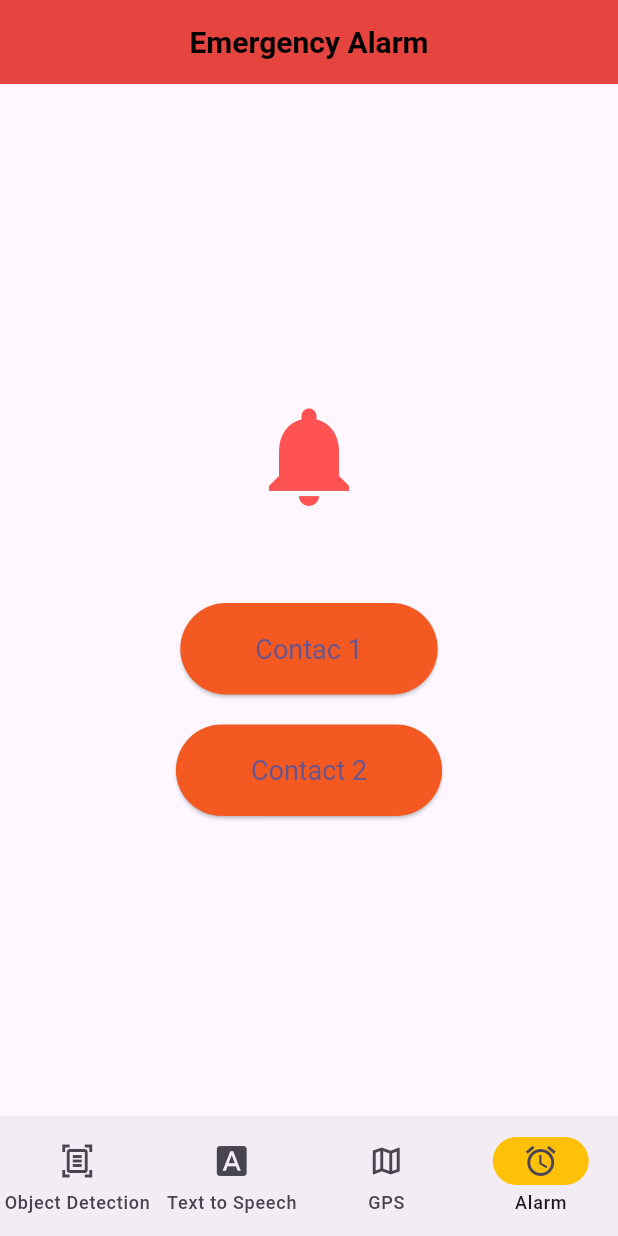
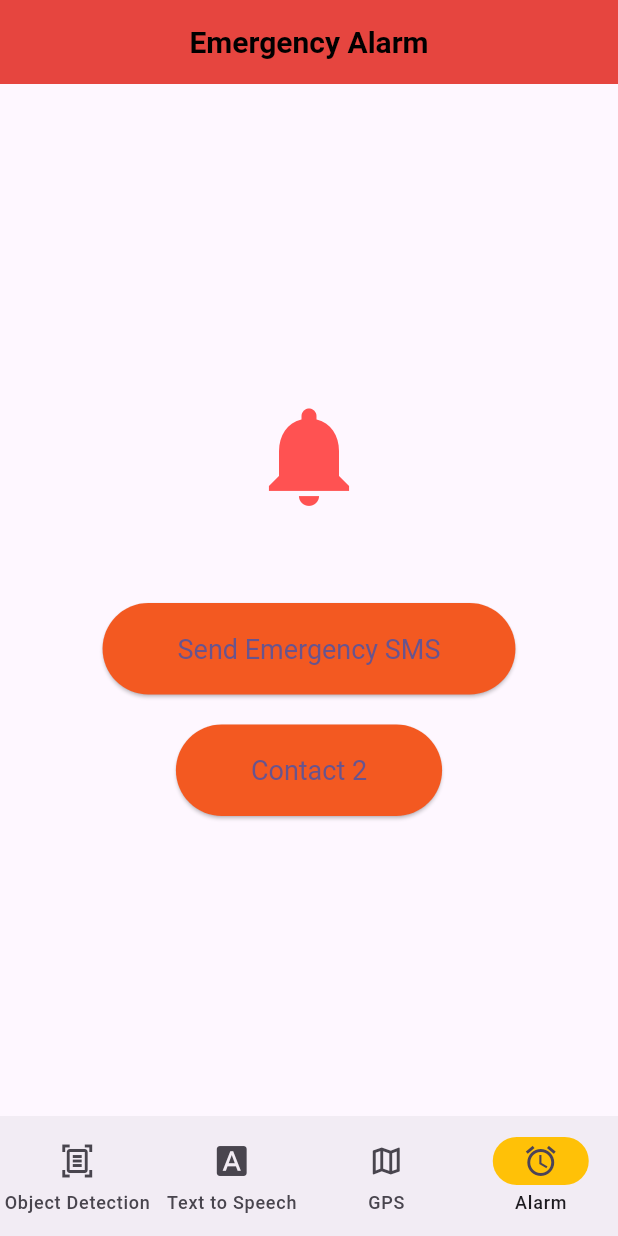
Before and after one commit to KateMHagen/vision_assist, a Flutter app: the screen it shows after launch, item 4 of the bottom bar chosen, after a tap on the "notifications" icon, on a phone screen of 412 x 824 dp. Run offline on Flutter 3.47's test engine with Material 3 defaults, Android fonts, the phone set to English and light mode, and no system bars; our stand-ins replace audioplayers, image_picker; missing offline and left inert: google_mlkit_text_recognition, twilio_flutter.

Commit message:
Twilio api and alarm integrated

```diff
--- a/lib/pages/alarm_page.dart
+++ b/lib/pages/alarm_page.dart
@@ -1,7 +1,51 @@
 import 'package:flutter/material.dart';
+import 'package:twilio_flutter/twilio_flutter.dart';
+import 'package:audioplayers/audioplayers.dart';
 
-class AlarmPage extends StatelessWidget {
-  const AlarmPage({super.key});
+class AlarmPage extends StatefulWidget {
+  @override
+  _AlarmPageState createState() => _AlarmPageState();
+}
+
+class _AlarmPageState extends State<AlarmPage> {
+  final AudioPlayer _audioPlayer = AudioPlayer();
+  late TwilioFlutter twilioFlutter;
+
+  @override
+  void initState() {
+    super.initState();
+    twilioFlutter = TwilioFlutter(
+      accountSid: "AC397b738351cba5f0e115062cbd70160d",
+      authToken: "bc245cde2e9e4aea14c3042df89906ca",
+      twilioNumber: "+18556081521", // Ensure this matches your Twilio account
+    );
+  }
+
+  void sendSms() async {
+    try {
+      await twilioFlutter.sendSMS(
+        toNumber: "+18024889571",
+        messageBody: 'Emergency rescue',
+      );
+      ScaffoldMessenger.of(context).showSnackBar(
+        SnackBar(content: Text('Emergency SMS sent successfully!')),
+      );
+    } catch (error) {
+      ScaffoldMessenger.of(context).showSnackBar(
+        SnackBar(content: Text('Failed to send SMS: $error')),
+      );
+    }
+  }
+
+  void playAlarmSound() async {
+    try {
+      await _audioPlayer.play(AssetSource('alarm.mp3'));
+    } catch (error) {
+      ScaffoldMessenger.of(context).showSnackBar(
+        SnackBar(content: Text('Failed to play alarm sound: $error')),
+      );
+    }
+  }
 
   @override
   Widget build(BuildContext context) {
@@ -19,49 +63,36 @@ class AlarmPage extends StatelessWidget {
         backgroundColor: Colors.red,
         elevation: 5,
       ),
-      body: Center( // Ensures the Column is centered in the parent
+      body: Center(
         child: Column(
-          mainAxisSize: MainAxisSize.min, // Shrinks the column to fit its children
-          mainAxisAlignment: MainAxisAlignment.center, // Centers items along the vertical axis
+          mainAxisSize: MainAxisSize.min,
+          mainAxisAlignment: MainAxisAlignment.center,
           children: [
-            // Bell Icon Button
             IconButton(
-              icon: Icon(Icons.notifications), // Bell notification icon
+              icon: Icon(Icons.notifications),
               iconSize: 80,
               color: Colors.redAccent,
-              onPressed: () {
-                print('Alarm triggered!');
-              },
+              onPressed: playAlarmSound,
             ),
-            SizedBox(height: 50), // Space between bell icon and buttons
-
-            // Emergency Contact Button 1
+            SizedBox(height: 50),
             ElevatedButton(
-              onPressed: () {
-                ScaffoldMessenger.of(context).showSnackBar(
-                  SnackBar(content: Text('Emergency Contact: John Doe')),
-                );
-                print('Contact 1');
-              },
+              onPressed: sendSms,
+              child: Text("Send Emergency SMS"),
               style: ElevatedButton.styleFrom(
-                backgroundColor: const Color.fromARGB(255, 243, 89, 33), // Background color
+                backgroundColor: Color.fromARGB(255, 243, 89, 33),
                 padding: EdgeInsets.symmetric(horizontal: 50, vertical: 20),
                 textStyle: TextStyle(fontSize: 18),
               ),
-              child: Text('Contac 1'),
             ),
-            SizedBox(height: 20), // Space between the buttons
-
-            // Emergency Contact Button 2
+            SizedBox(height: 20),
             ElevatedButton(
               onPressed: () {
                 ScaffoldMessenger.of(context).showSnackBar(
                   SnackBar(content: Text('Emergency Contact: Jane Smith')),
                 );
-                print('Contact 2');
               },
               style: ElevatedButton.styleFrom(
-                backgroundColor: const Color.fromARGB(255, 243, 89, 33), // Background color
+                backgroundColor: Color.fromARGB(255, 243, 89, 33),
                 padding: EdgeInsets.symmetric(horizontal: 50, vertical: 20),
                 textStyle: TextStyle(fontSize: 18),
               ),
--- a/pubspec.yaml
+++ b/pubspec.yaml
@@ -13,6 +13,8 @@ dependencies:
   image_picker: ^1.1.2
   cupertino_icons: ^1.0.8
   google_mlkit_text_recognition: ^0.14.0  # Only use the ML Kit text recognition package
+  twilio_flutter: ^0.9.0
+  audioplayers: ^6.1.1
 
 dev_dependencies:
   flutter_test:
```
Also changed, not shown: pubspec.lock, 7 other files.
